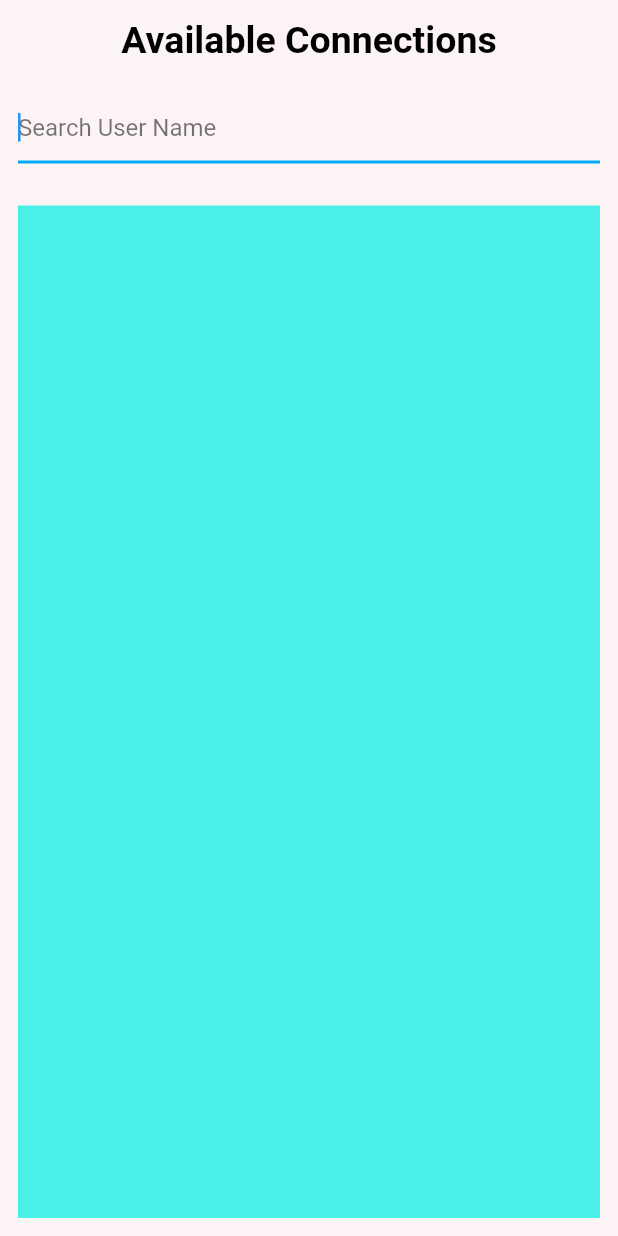
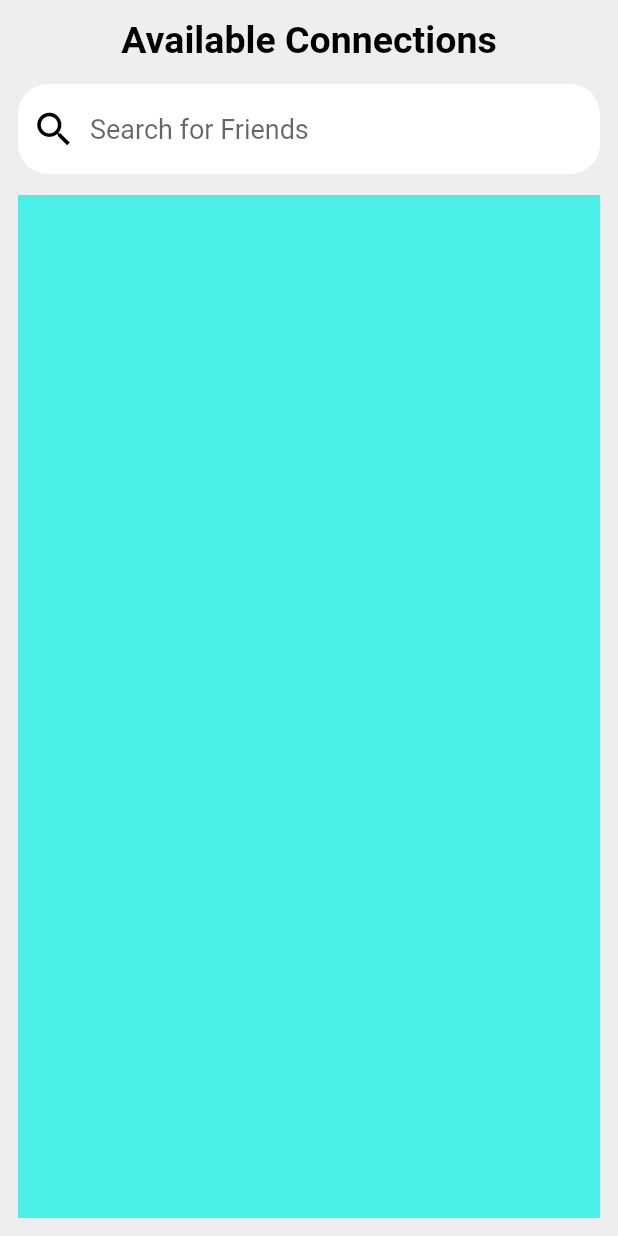
Before and after one commit to DavinderSingh-ds/clubhouse, a Flutter app: the SearchScreen screen opened directly, on a phone screen of 412 x 824 dp. Run offline on Flutter 3.47's test engine with Material 2 defaults, Android fonts, the phone set to English and light mode, and no system bars; drawn by our look-alikes of loading_overlay; our stand-ins replace cloud_firestore, dio, emoji_picker_flutter, file_picker, firebase_auth, firebase_core and 16 more; missing offline and left inert: bottom_bar_with_sheet, circle_list, flutter_facebook_auth, maze, pdf_viewer_plugin, record; accounts and stored records are empty; network calls fail; Roboto replaces fonts that are missing (circe).

Commit message:
Search Screen

```diff
--- a/lib/FrontEnd/MainScreens/chatAndActivityScreen.dart
+++ b/lib/FrontEnd/MainScreens/chatAndActivityScreen.dart
@@ -244,7 +244,7 @@ class _ChatAndActivityScreenState extends State<ChatAndActivityScreen> {
               color: Colors.blue,
               blurRadius: 0.5,
               spreadRadius: 0.0,
-            )
+            ),
           ],
           image: DecorationImage(
               image: AssetImage('assets/images/chatwallpape.jpg'),
--- a/lib/FrontEnd/MainScreens/main_screen.dart
+++ b/lib/FrontEnd/MainScreens/main_screen.dart
@@ -3,6 +3,7 @@ import 'dart:developer';
 import 'package:flutter/material.dart';
 import 'package:flutter/services.dart';
 import 'package:google_signin/FrontEnd/MainScreens/KidsEducation/mainPageKids.dart';
+import 'package:google_signin/FrontEnd/MainScreens/logOut_Page.dart';
 import 'package:google_signin/FrontEnd/MainScreens/youtube_screen.dart';
 import 'package:google_signin/FrontEnd/MenuScreens/about_screen.dart';
 import 'package:google_signin/FrontEnd/MenuScreens/profile_screen.dart';
@@ -64,7 +65,10 @@ class _MainScreenState extends State<MainScreen> {
                 icon: const Icon(Icons.logout_outlined),
                 tooltip: 'LogOut',
                 onPressed: () {
-                  // handle the press
+                  Navigator.push(
+                    context,
+                    MaterialPageRoute(builder: (context) => const LogOutPage()),
+                  );
                 },
               ),
             ],
--- a/lib/FrontEnd/Services/search_screen.dart
+++ b/lib/FrontEnd/Services/search_screen.dart
@@ -78,7 +78,7 @@ class _SearchScreenState extends State<SearchScreen> {
   Widget build(BuildContext context) {
     return SafeArea(
       child: Scaffold(
-        backgroundColor: const Color.fromARGB(255, 252, 244, 244),
+        backgroundColor: Colors.grey[200],
         body: LoadingOverlay(
           isLoading: _isLoading,
           color: Colors.black54,
@@ -99,22 +99,32 @@ class _SearchScreenState extends State<SearchScreen> {
                     ),
                   ),
                 ),
+                const SizedBox(
+                  height: 15,
+                ),
+                Expanded(child: Container()),
                 Container(
-                  width: double.maxFinite,
-                  margin: const EdgeInsets.only(top: 20.0, bottom: 20.0),
+                  height: 60,
+                  decoration: const BoxDecoration(
+                      borderRadius: BorderRadius.all(Radius.circular(20)),
+                      color: Colors.white),
+                  child: Row(
+                    children: [
+                      IconButton(
+                        icon: const Icon(
+                          Icons.search,
+                          color: Colors.black,
+                          size: 30,
+                        ),
+                        onPressed: () {},
+                      ),
+                      Expanded(
                         child: TextField(
-                    autofocus: true,
-                    style: const TextStyle(color: Colors.black),
+                          style: const TextStyle(
+                              fontSize: 18, fontFamily: 'circe'),
                           decoration: const InputDecoration(
-                      hintText: 'Search User Name',
-                      hintStyle: TextStyle(color: Colors.black54),
-                      focusedBorder: UnderlineInputBorder(
-                          borderSide:
-                              BorderSide(width: 2.0, color: Colors.lightBlue)),
-                      enabledBorder: UnderlineInputBorder(
-                          borderSide:
-                              BorderSide(width: 2.0, color: Colors.lightBlue)),
-                    ),
+                              border: InputBorder.none,
+                              hintText: "Search for Friends"),
                           onChanged: (writeText) {
                             if (mounted) {
                               setState(() {
@@ -146,6 +156,12 @@ class _SearchScreenState extends State<SearchScreen> {
                             }
                           },
                         ),
+                      ),
+                    ],
+                  ),
+                ),
+                const SizedBox(
+                  height: 6,
                 ),
                 Container(
                   margin: const EdgeInsets.only(top: 8.0),
```
Also changed, not shown: lib/FrontEnd/MainScreens/KidsEducation/kidshomePage.dart (+6 -2 lines), lib/FrontEnd/MainScreens/diary/diary.dart (+9 -5 lines), lib/FrontEnd/MainScreens/home_page.dart (deleted, +0 -45 lines), lib/FrontEnd/MainScreens/logOut_Page.dart (added, +62 -0 lines). Lines whose indentation alone changed are shown as unchanged.
